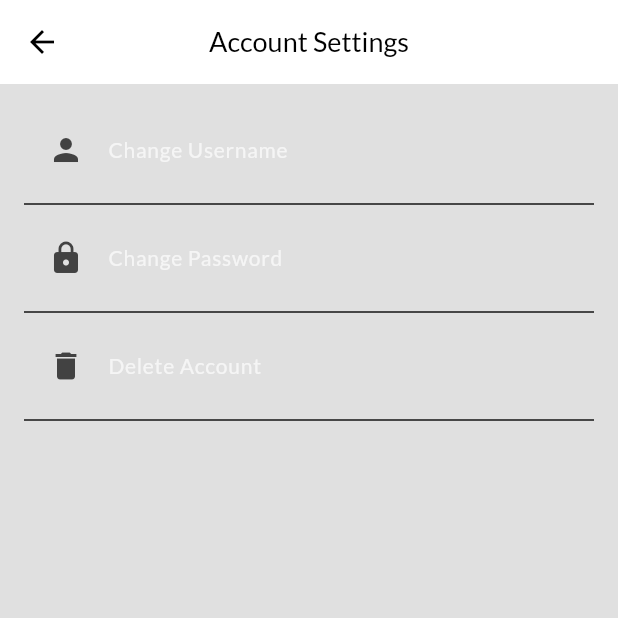
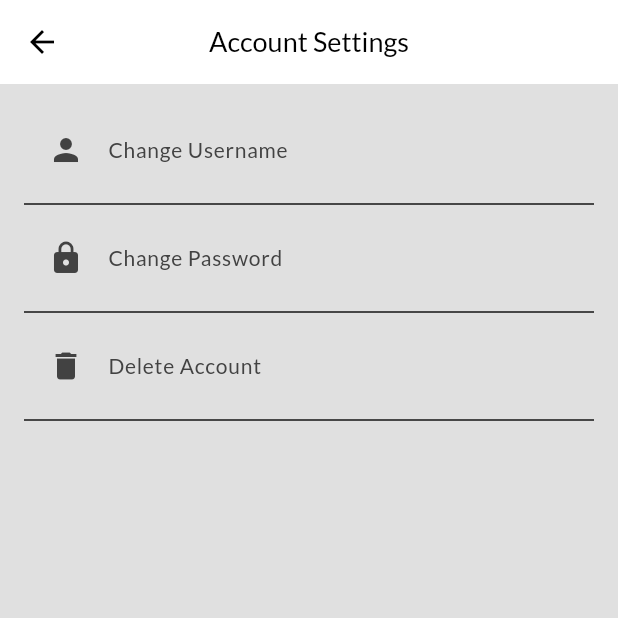
Before and after one commit to Pratam-Kalligudda/pardonMyFrancaisApkl, a Flutter app: the AccountSettingsPage screen opened by its route, on a phone screen of 412 x 824 dp, the top half of it. Run offline on Flutter 3.47's test engine with Material 3 defaults, Android fonts, the light colour scheme and no system bars; our stand-ins replace camera, flutter_dotenv, flutter_tts, google_fonts, package_info_plus, shared_preferences; missing offline and left inert: flutter_ffmpeg; accounts and stored records are empty.

Commit message:
please let this be the last update

```diff
--- a/lib/pages/account_settings_page.dart
+++ b/lib/pages/account_settings_page.dart
@@ -76,7 +76,7 @@ class _AccountSettingsPageState extends State<AccountSettingsPage> {
           title: Text(
             'Change Username',
             style: TextStyle(
-            color: Theme.of(context).colorScheme.onSecondary,
+            color: Theme.of(context).colorScheme.onSurface,
             fontSize: 14,
             ),
           ),
@@ -90,7 +90,7 @@ class _AccountSettingsPageState extends State<AccountSettingsPage> {
           title: Text(
             'Change Password',
             style: TextStyle(
-            color: Theme.of(context).colorScheme.onSecondary,
+            color: Theme.of(context).colorScheme.onSurface,
             fontSize: 14,
             ),
           ),
@@ -104,7 +104,7 @@ class _AccountSettingsPageState extends State<AccountSettingsPage> {
           title: Text(
             'Delete Account',
             style: TextStyle(
-            color: Theme.of(context).colorScheme.onSecondary,
+            color: Theme.of(context).colorScheme.onSurface,
             fontSize: 14,
             ),
           ),
@@ -142,7 +142,7 @@ class _AccountSettingsPageState extends State<AccountSettingsPage> {
                 child: Text(
                   'Current username: $currentUsername',
                   style: TextStyle(
-                    color: Theme.of(context).colorScheme.onSecondary,
+                    color: Theme.of(context).colorScheme.secondary,
                     fontSize: 14,
                   ),
                 ),
```
Also changed, not shown: lib/pages/mcq_test_page.dart (+0 -9 lines).
